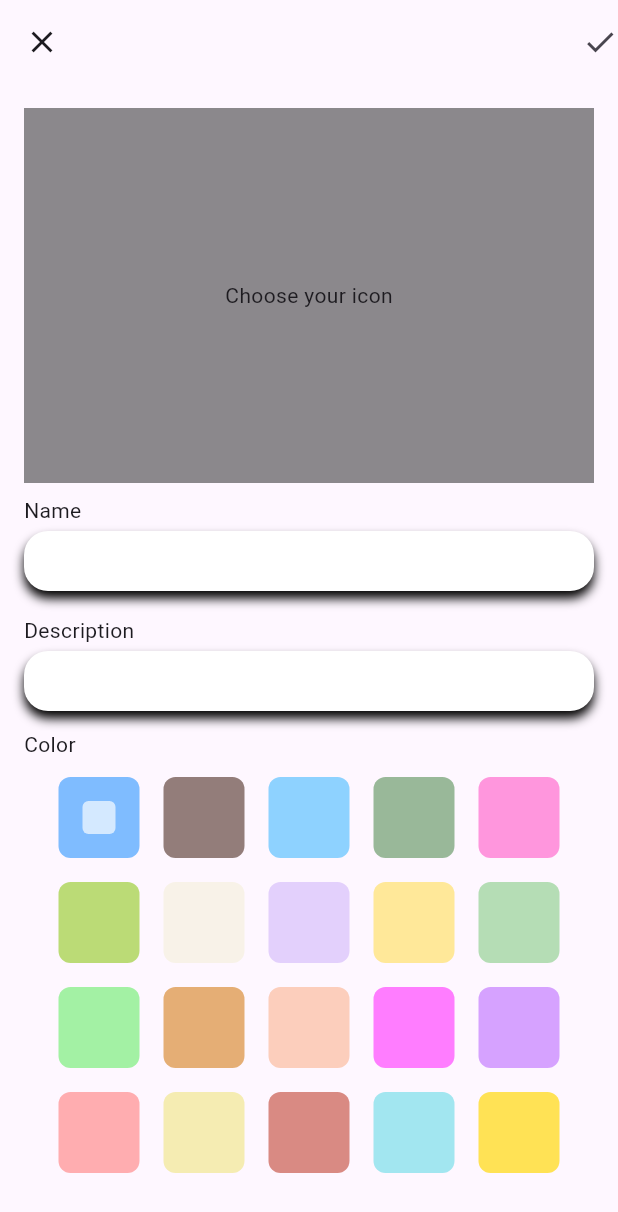
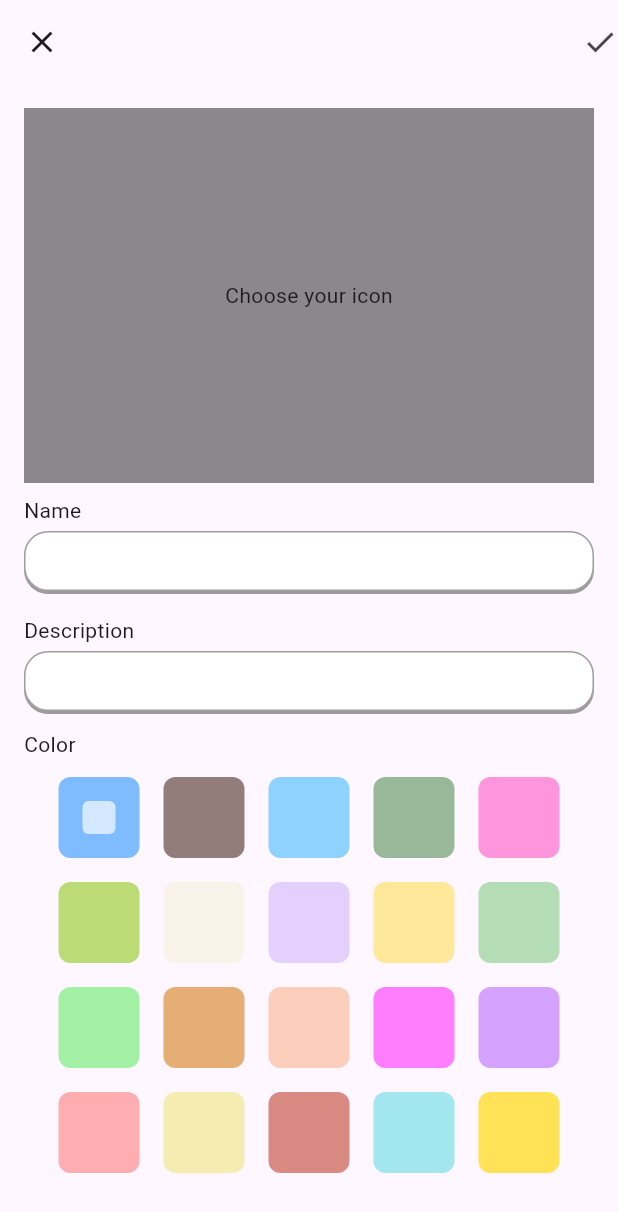
Before and after one commit to osekine/habit_tracker, a Flutter app: the EditPage screen opened by its route, on a phone screen of 412 x 824 dp. Shown: the top 1212 px of the screen. Run offline on Flutter 3.47's test engine with Material 3 defaults, Android fonts, the phone set to English and light mode, and no system bars; our stand-ins replace freezed_annotation, get_it, injectable, shared_preferences; accounts and stored records are empty.

Commit message:
Change shadow color

```diff
--- a/lib/view/widgets/habit_text_field.dart
+++ b/lib/view/widgets/habit_text_field.dart
@@ -26,7 +26,9 @@ class _HabitTextFieldState extends State<HabitTextField> {
 
   @override
   Widget build(BuildContext context) {
+    const shadowColor = Colors.black38;
     final labelText = widget.hint;
+
     return Padding(
       padding: const EdgeInsets.symmetric(vertical: 8),
       child: Column(
@@ -39,8 +41,11 @@ class _HabitTextFieldState extends State<HabitTextField> {
           DecoratedBox(
             decoration: BoxDecoration(
               color: Colors.white,
+              border: Border.all(color: shadowColor),
               borderRadius: BorderRadius.circular(16),
-              boxShadow: const [BoxShadow(offset: Offset(0, 5), blurRadius: 5)],
+              boxShadow: const [
+                BoxShadow(offset: Offset(0, 2), color: shadowColor),
+              ],
             ),
             child: Padding(
               padding: const EdgeInsets.fromLTRB(12, 8, 16, 8),
```
